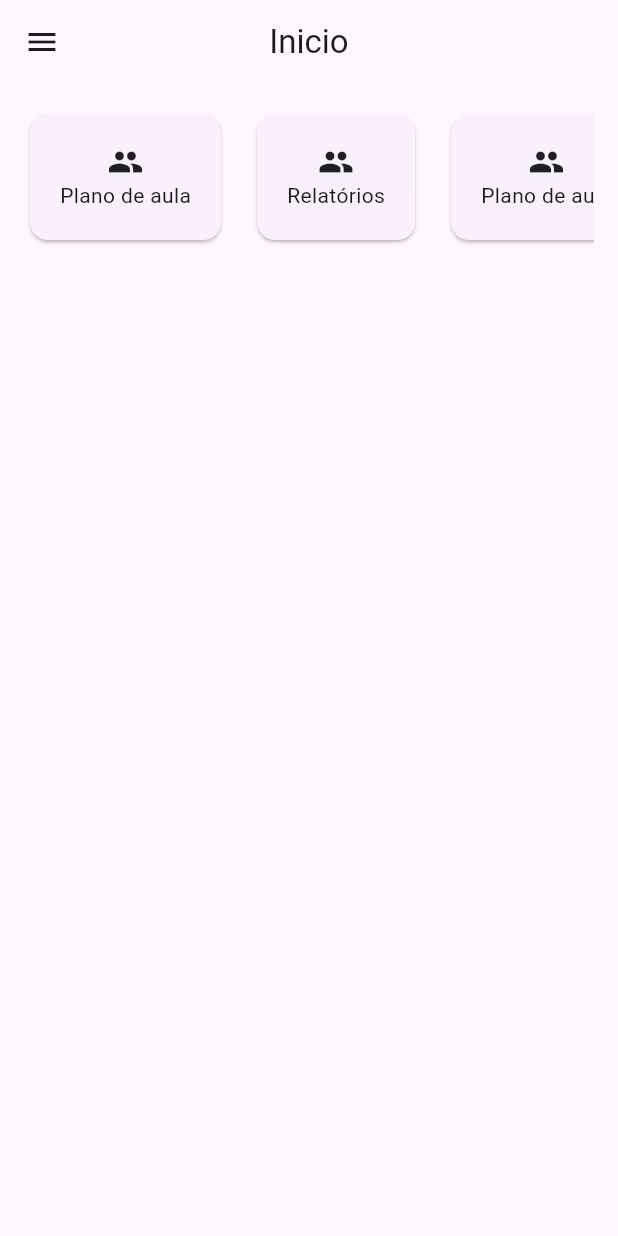
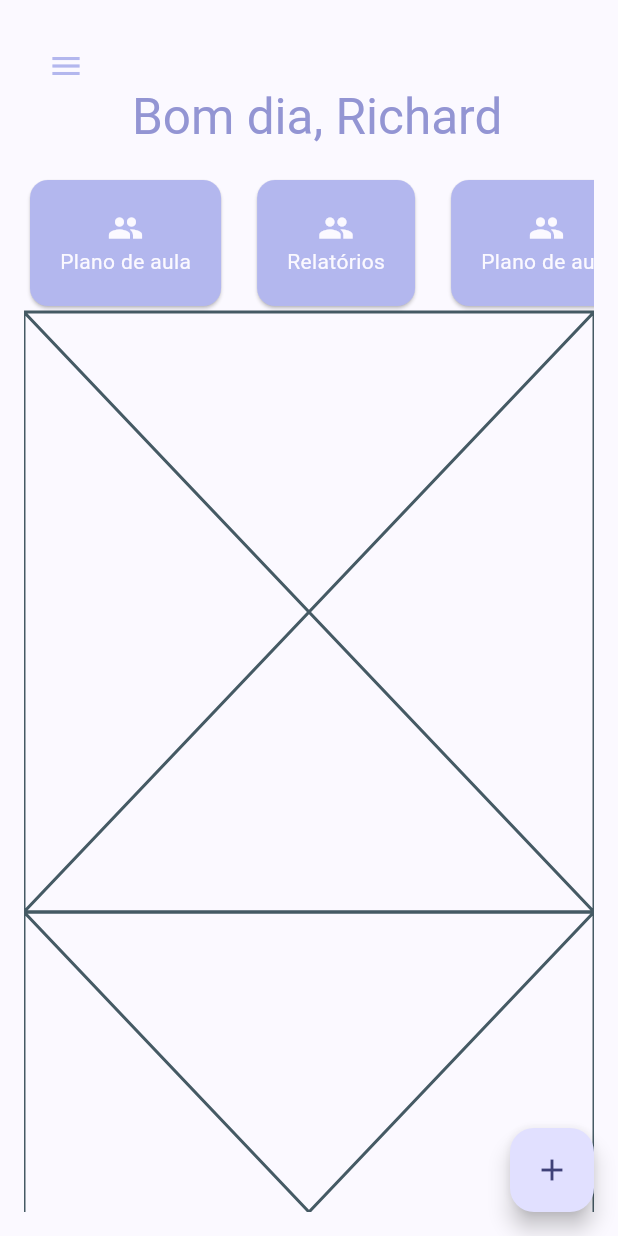
Before and after one commit to prandt/inteliteacher, a Flutter app: the HomePage screen opened by its route, on a phone screen of 412 x 824 dp. Run offline on Flutter 3.47's test engine with Material 3 defaults, Android fonts, the phone set to English and light mode, and no system bars; our stand-ins replace firebase_auth, firebase_core, freezed_annotation, get_it, go_router; accounts and stored records are empty; generated files the repository leaves out were written again.

Commit message:
chore: add news pages and some configs

```diff
--- a/lib/config/injector.dart
+++ b/lib/config/injector.dart
@@ -1,4 +1,5 @@
 import 'package:get_it/get_it.dart';
+import 'package:inteliteacher/data/repositories/auth/auth_repository.dart';
 import 'package:inteliteacher/ui/home/view_models/home_viewmodel.dart';
 
 /// Abstract class to be implemented by the injector
@@ -28,4 +29,5 @@ final Injector injector = InjectorImpl();
 /// Setup the dependencies
 void setupDependencies() {
   injector.registerSingleton(HomeViewModel());
+  injector.registerSingleton<AuthRepository>(AuthRepositoryRemote());
 }
--- a/lib/config/theme.dart
+++ b/lib/config/theme.dart
@@ -1,10 +1,31 @@
 import 'package:flutter/material.dart';
 
-final themeData = ThemeData();
+final themeData = ThemeData(
+  colorScheme: ColorScheme.fromSeed(seedColor: AppColors.tropicalIndigo),
+  scaffoldBackgroundColor: AppColors.ghostWhite,
+  iconTheme: IconThemeData(
+    color: AppColors.tropicalIndigo,
+  ),
+  drawerTheme: DrawerThemeData(
+    backgroundColor: AppColors.ghostWhite,
+  ),
+  appBarTheme: AppBarTheme(
+    backgroundColor: AppColors.ghostWhite,
+    centerTitle: true,
+  ),
+);
 
-abstract final class AppColors {}
+
+abstract final class AppColors {
+  static const Color black = Color(0xFF000807);
+  static const Color coolGray = Color(0xFFA2A3BB);
+  static const Color tropicalIndigo = Color(0xFF9395D3);
+  static const Color periwinkle = Color(0xFFB3B7EE);
+  static const Color ghostWhite = Color(0xFFFBF9FF);
+}
 
 abstract final class AppPadding {
   static const EdgeInsets allMedium = EdgeInsets.all(16);
   static const EdgeInsets allSmall = EdgeInsets.all(8);
+  static const EdgeInsets allLarge = EdgeInsets.all(24);
 }
--- a/lib/shared/widgets/menu_drawer.dart
+++ b/lib/shared/widgets/menu_drawer.dart
@@ -2,6 +2,7 @@ import 'package:flutter/material.dart';
 import 'package:go_router/go_router.dart';
 
 import '../../config/router.dart';
+
 
 class MenuDrawer extends StatelessWidget {
   const MenuDrawer({super.key});
--- a/lib/shared/widgets/screen_layout.dart
+++ b/lib/shared/widgets/screen_layout.dart
@@ -1,28 +1,44 @@
 import 'package:flutter/material.dart';
 
+import '../../config/theme.dart';
 import 'menu_drawer.dart';
 
 class ScreenLayout extends StatelessWidget {
   const ScreenLayout(
-      {super.key, required this.title, required this.child, this.padding});
+      {super.key,
+      required this.title,
+      required this.child,
+      this.padding,
+      this.enableAppbar = true,
+      this.scaffoldKey});
 
   final String title;
   final Widget child;
   final EdgeInsets? padding;
+  final bool enableAppbar;
+  final GlobalKey<ScaffoldState>? scaffoldKey;
 
   @override
   Widget build(BuildContext context) {
     return Scaffold(
+      key: scaffoldKey,
+      backgroundColor: AppColors.ghostWhite,
       drawer: const MenuDrawer(),
       drawerEnableOpenDragGesture: true,
-      appBar: AppBar(
-        title: Text(title),
-        centerTitle: true,
-      ),
+      appBar: enableAppbar
+          ? AppBar(
+              title: Text(title),
+              centerTitle: true,
+            )
+          : null,
       body: Padding(
         padding: padding ?? const EdgeInsets.all(0),
         child: child,
       ),
+      floatingActionButton: FloatingActionButton(
+        onPressed: () {},
+        child: const Icon(Icons.add),
+      ),
     );
   }
 }
--- a/lib/shared/widgets/shortcut_widget.dart
+++ b/lib/shared/widgets/shortcut_widget.dart
@@ -1,5 +1,6 @@
 import 'package:flutter/material.dart';
 import 'package:go_router/go_router.dart';
+import 'package:inteliteacher/config/theme.dart';
 
 class ShortcutWidget extends StatelessWidget {
   const ShortcutWidget(
@@ -17,12 +18,13 @@ class ShortcutWidget extends StatelessWidget {
     return InkWell(
       onTap: () => context.go(route),
       child: Card(
+        color: AppColors.periwinkle,
         child: Padding(
           padding: const EdgeInsets.all(20),
           child: Column(
             children: [
-              Icon(icon),
-              Text(title),
+              Icon(icon, color: AppColors.ghostWhite),
+              Text(title, style: TextStyle(color: AppColors.ghostWhite)),
             ],
           ),
         ),
--- a/lib/ui/home/widgets/home_page.dart
+++ b/lib/ui/home/widgets/home_page.dart
@@ -1,7 +1,10 @@
 import 'package:flutter/material.dart';
+import 'package:inteliteacher/config/theme.dart';
 import 'package:inteliteacher/shared/widgets/screen_layout.dart';
 import 'package:inteliteacher/ui/home/view_models/home_viewmodel.dart';
+import 'package:inteliteacher/ui/home/widgets/home_app_bar.dart';
 
+import '../../../shared/widgets/menu_drawer.dart';
 import '../../../shared/widgets/shortcut_widget.dart';
 
 class HomePage extends StatefulWidget {
@@ -14,14 +17,20 @@ class HomePage extends StatefulWidget {
 }
 
 class _HomePageState extends State<HomePage> {
+  final scaffoldKey = GlobalKey<ScaffoldState>();
+
   @override
   Widget build(BuildContext context) {
     return ScreenLayout(
+        scaffoldKey: scaffoldKey,
         title: "Inicio",
         padding: const EdgeInsets.all(16),
-        child: Column(
-          children: [
-            SingleChildScrollView(
+        enableAppbar: false,
+        child: CustomScrollView(
+          slivers: [
+            HomeAppBar(scaffoldKey: scaffoldKey),
+            SliverToBoxAdapter(
+              child: SingleChildScrollView(
                 scrollDirection: Axis.horizontal,
                 child: Row(
                   spacing: 16,
@@ -43,7 +52,10 @@ class _HomePageState extends State<HomePage> {
                     ),
                   ],
                 ),
-            )
+              ),
+            ),
+            SliverToBoxAdapter(child: Placeholder()),
+            SliverToBoxAdapter(child: Placeholder())
           ],
         ));
   }
```
Also changed, not shown: lib/config/router.dart (+32 -8 lines), lib/data/execptions/app_exceptions.dart (added, +32 -0 lines), lib/data/repositories/auth/auth_repository.dart (+12 -1 lines), lib/data/repositories/auth/auth_repository_remote.dart (+69 -1 lines), lib/main.dart (+5 -2 lines), lib/model/auth/auth_user_model.dart (added, +15 -0 lines), lib/ui/auth/widgets/login_page.dart (+54 -2 lines), lib/ui/auth/widgets/register_page.dart (added, +15 -0 lines), lib/ui/home/widgets/home_app_bar.dart (added, +39 -0 lines), lib/ui/home/widgets/home_shortcuts.dart (added, +12 -0 lines), lib/ui/splash/splash_page.dart (+22 -1 lines), pubspec.yaml (+9 -69 lines), firebase.json (added), lib/model/auth/auth_user_model.freezed.dart (added), 2 more files, 3 other files. Lines whose indentation alone changed are shown as unchanged.
